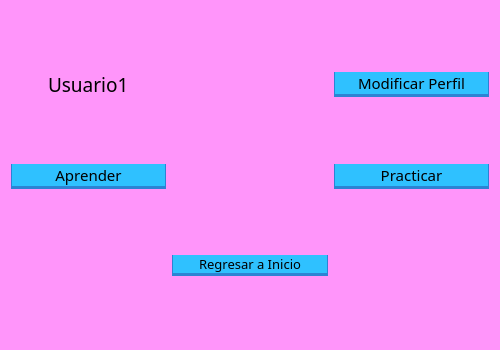
lulacuna16/TT-2021-A004, file interfacesGraficas/IG2.ui: the form before one commit.
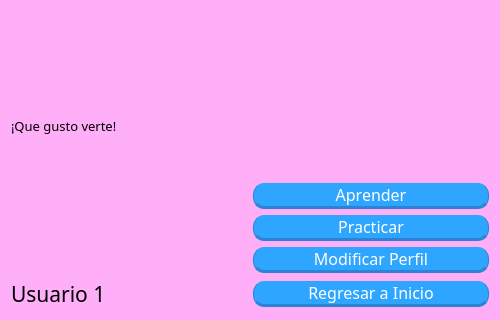
The form after the commit.

The edit to the form file:
```diff
--- a/interfacesGraficas/IG2.ui
+++ b/interfacesGraficas/IG2.ui
@@ -7,7 +7,7 @@
     <x>0</x>
     <y>0</y>
     <width>500</width>
-    <height>350</height>
+    <height>320</height>
    </rect>
   </property>
   <property name="font">
@@ -21,35 +21,147 @@
   </property>
   <property name="styleSheet">
    <string notr="true">QWidget{
-	background-color: rgb(255, 149, 250);
+background-color: rgb(255, 175, 247);
 }
 </string>
   </property>
   <layout class="QGridLayout" name="gridLayout">
-   <item row="0" column="0" alignment="Qt::AlignHCenter">
+   <item row="3" column="3">
+    <widget class="QPushButton" name="botonAprender">
+     <property name="font">
+      <font>
+       <family>Segoe Print</family>
+       <pointsize>12</pointsize>
+       <weight>50</weight>
+       <italic>false</italic>
+       <bold>false</bold>
+      </font>
+     </property>
+     <property name="styleSheet">
+      <string notr="true">QPushButton{
+color: rgb(255, 255, 255);
+	background-color: rgb(46, 165, 255);
+	font: 12pt &quot;Segoe Print&quot;;
+	border-radius: 11px;
+	border:none;
+	border-left: 1px solid rgb(44, 131, 212);
+	border-right: 1px solid rgb(44, 131, 212);
+	border-bottom: 3px solid rgb(44, 131, 212);
+}
+QPushButton:hover{
+	background-color: rgb(14, 235, 255);
+	border-left: 1px solid rgb(44, 131, 212);
+	border-right: 1px solid rgb(44, 131, 212);
+	border-bottom: 3px solid rgb(44, 131, 212);
+}
+QPushButton:pressed{
+	background-color: rgb(40, 170, 221);
+	border-left: 1px solid rgb(44, 131, 212);
+	border-right: 1px solid rgb(44, 131, 212);
+	border-top: 3px solid rgb(44, 131, 212);
+	border-bottomr: none;
+}</string>
+     </property>
+     <property name="text">
+      <string>Aprender</string>
+     </property>
+    </widget>
+   </item>
+   <item row="7" column="3">
+    <widget class="QPushButton" name="botonRegresarInicio">
+     <property name="font">
+      <font>
+       <family>Segoe Print</family>
+       <pointsize>12</pointsize>
+       <weight>50</weight>
+       <italic>false</italic>
+       <bold>false</bold>
+      </font>
+     </property>
+     <property name="styleSheet">
+      <string notr="true">QPushButton{
+color: rgb(255, 255, 255);
+	background-color: rgb(46, 165, 255);
+	font: 12pt &quot;Segoe Print&quot;;
+	border-radius: 11px;
+	border:none;
+	border-left: 1px solid rgb(44, 131, 212);
+	border-right: 1px solid rgb(44, 131, 212);
+	border-bottom: 3px solid rgb(44, 131, 212);
+}
+QPushButton:hover{
+	background-color: rgb(14, 235, 255);
+	border-left: 1px solid rgb(44, 131, 212);
+	border-right: 1px solid rgb(44, 131, 212);
+	border-bottom: 3px solid rgb(44, 131, 212);
+}
+QPushButton:pressed{
+	background-color: rgb(40, 170, 221);
+	border-left: 1px solid rgb(44, 131, 212);
+	border-right: 1px solid rgb(44, 131, 212);
+	border-top: 3px solid rgb(44, 131, 212);
+	border-bottomr: none;
+}
+</string>
+     </property>
+     <property name="text">
+      <string>Regresar a Inicio</string>
+     </property>
+    </widget>
+   </item>
+   <item row="7" column="0">
     <widget class="QLabel" name="labelNombreUsuario">
      <property name="font">
       <font>
-       <family>Croissant One</family>
-       <pointsize>14</pointsize>
+       <family>Segoe Print</family>
+       <pointsize>16</pointsize>
+       <weight>50</weight>
+       <italic>false</italic>
+       <bold>false</bold>
       </font>
      </property>
+     <property name="styleSheet">
+      <string notr="true">font: 16pt &quot;Segoe Print&quot;;
+color: rgb(0, 0, 0);</string>
+     </property>
      <property name="text">
-      <string>Usuario1</string>
+      <string>Usuario 1</string>
      </property>
+     <property name="margin">
+      <number>50</number>
+     </property>
     </widget>
    </item>
-   <item row="0" column="2">
+   <item row="2" column="0" rowspan="3">
+    <widget class="QLabel" name="labelBienvenida">
+     <property name="styleSheet">
+      <string notr="true">font: 16pt &quot;Segoe Print&quot;;</string>
+     </property>
+     <property name="text">
+      <string>¡Que gusto verte!</string>
+     </property>
+     <property name="margin">
+      <number>25</number>
+     </property>
+    </widget>
+   </item>
+   <item row="6" column="3">
     <widget class="QPushButton" name="botonModificarPerfil">
      <property name="font">
       <font>
-       <family>Croissant One</family>
-       <pointsize>11</pointsize>
+       <family>Segoe Print</family>
+       <pointsize>12</pointsize>
+       <weight>50</weight>
+       <italic>false</italic>
+       <bold>false</bold>
       </font>
      </property>
      <property name="styleSheet">
       <string notr="true">QPushButton{
-	background-color: rgb(47, 193, 255);
+color: rgb(255, 255, 255);
+	background-color: rgb(46, 165, 255);
+	font: 12pt &quot;Segoe Print&quot;;
+	border-radius: 11px;
 	border:none;
 	border-left: 1px solid rgb(44, 131, 212);
 	border-right: 1px solid rgb(44, 131, 212);
@@ -74,52 +186,23 @@
      </property>
     </widget>
    </item>
-   <item row="1" column="0">
-    <widget class="QPushButton" name="botonAprender">
-     <property name="font">
-      <font>
-       <family>Croissant One</family>
-       <pointsize>11</pointsize>
-      </font>
-     </property>
-     <property name="styleSheet">
-      <string notr="true">QPushButton{
-	background-color: rgb(47, 193, 255);
-	border:none;
-	border-left: 1px solid rgb(44, 131, 212);
-	border-right: 1px solid rgb(44, 131, 212);
-	border-bottom: 3px solid rgb(44, 131, 212);
-}
-QPushButton:hover{
-	background-color: rgb(14, 235, 255);
-	border-left: 1px solid rgb(44, 131, 212);
-	border-right: 1px solid rgb(44, 131, 212);
-	border-bottom: 3px solid rgb(44, 131, 212);
-}
-QPushButton:pressed{
-	background-color: rgb(40, 170, 221);
-	border-left: 1px solid rgb(44, 131, 212);
-	border-right: 1px solid rgb(44, 131, 212);
-	border-top: 3px solid rgb(44, 131, 212);
-	border-bottomr: none;
-}</string>
-     </property>
-     <property name="text">
-      <string>Aprender</string>
-     </property>
-    </widget>
-   </item>
-   <item row="1" column="2">
+   <item row="4" column="3">
     <widget class="QPushButton" name="botonPracticar">
      <property name="font">
       <font>
-       <family>Croissant One</family>
-       <pointsize>11</pointsize>
+       <family>Segoe Print</family>
+       <pointsize>12</pointsize>
+       <weight>50</weight>
+       <italic>false</italic>
+       <bold>false</bold>
       </font>
      </property>
      <property name="styleSheet">
       <string notr="true">QPushButton{
-	background-color: rgb(47, 193, 255);
+color: rgb(255, 255, 255);
+	background-color: rgb(46, 165, 255);
+	font: 12pt &quot;Segoe Print&quot;;
+	border-radius: 11px;
 	border:none;
 	border-left: 1px solid rgb(44, 131, 212);
 	border-right: 1px solid rgb(44, 131, 212);
@@ -144,41 +227,6 @@
      </property>
     </widget>
    </item>
-   <item row="2" column="1">
-    <widget class="QPushButton" name="botonRegresarInicio">
-     <property name="font">
-      <font>
-       <family>Croissant One</family>
-       <pointsize>10</pointsize>
-      </font>
-     </property>
-     <property name="styleSheet">
-      <string notr="true">QPushButton{
-	background-color: rgb(47, 193, 255);
-	border:none;
-	border-left: 1px solid rgb(44, 131, 212);
-	border-right: 1px solid rgb(44, 131, 212);
-	border-bottom: 3px solid rgb(44, 131, 212);
-}
-QPushButton:hover{
-	background-color: rgb(14, 235, 255);
-	border-left: 1px solid rgb(44, 131, 212);
-	border-right: 1px solid rgb(44, 131, 212);
-	border-bottom: 3px solid rgb(44, 131, 212);
-}
-QPushButton:pressed{
-	background-color: rgb(40, 170, 221);
-	border-left: 1px solid rgb(44, 131, 212);
-	border-right: 1px solid rgb(44, 131, 212);
-	border-top: 3px solid rgb(44, 131, 212);
-	border-bottomr: none;
-}</string>
-     </property>
-     <property name="text">
-      <string>Regresar a Inicio</string>
-     </property>
-    </widget>
-   </item>
   </layout>
  </widget>
  <resources/>
```
